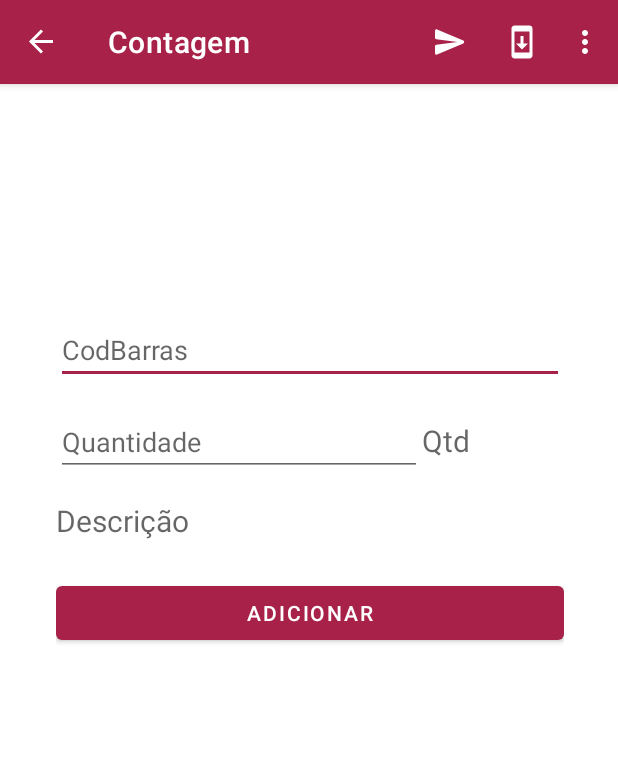
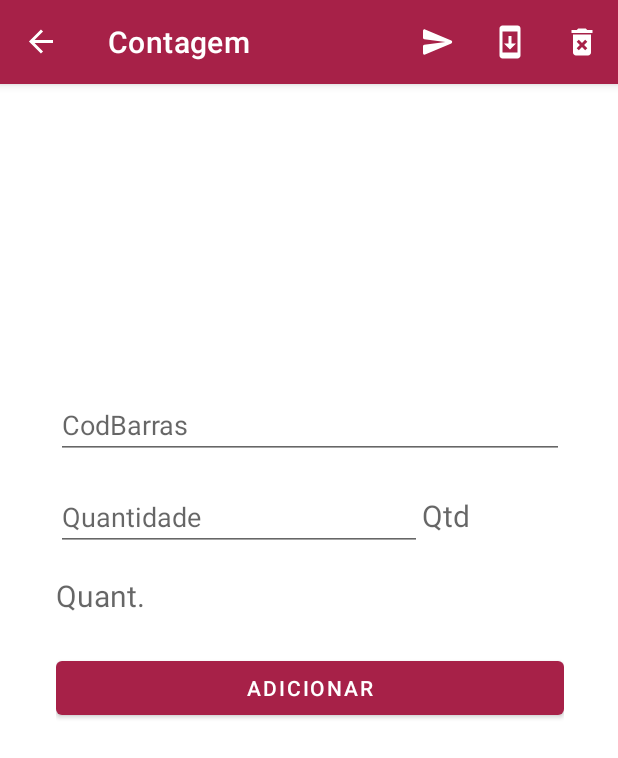
Before and after one commit to Slizel/FaridColetor, an Android app: the AddFragment screen opened through its navigation route, on a phone screen of 412 x 824 dp. Shown: the top 758 px of the screen. Run offline under Robolectric (Android 15) with nearby library versions, the phone set to English and light mode, and no system bars; our stand-ins replace Room's generated code, navigation-ui.

Commit message:
Correção do menu Adição de dependencias no gradle Correção do add layout

```diff
--- a/app/src/main/AndroidManifest.xml
+++ b/app/src/main/AndroidManifest.xml
@@ -16,11 +16,17 @@
         android:theme="@style/AppTheme">
         <activity
             android:name=".MainActivity"
+            android:windowSoftInputMode="stateHidden|adjustPan|adjustResize"
+            android:isScrollContainer="false"
             android:screenOrientation="portrait">
             <intent-filter>
                 <action android:name="android.intent.action.MAIN" />
                 <category android:name="android.intent.category.LAUNCHER" />
             </intent-filter>
+        </activity>
+        <activity
+            android:name="faridnet.com.faridcoletor.PasswordActivity"
+            android:screenOrientation="portrait">
         </activity>
 
         <provider
--- a/app/src/main/java/faridnet/com/faridcoletor/Fragments/Add/AddFragment.kt
+++ b/app/src/main/java/faridnet/com/faridcoletor/Fragments/Add/AddFragment.kt
@@ -11,8 +11,10 @@ import android.text.Editable
 import android.text.TextUtils
 import android.text.TextWatcher
 import android.view.*
+import android.view.inputmethod.EditorInfo
 import android.widget.Toast
 import androidx.appcompat.app.AlertDialog
+import androidx.appcompat.widget.AppCompatEditText
 import androidx.fragment.app.Fragment
 import androidx.fragment.app.viewModels
 import androidx.lifecycle.ViewModelProvider
@@ -22,7 +24,7 @@ import faridnet.com.faridcoletor.R
 import faridnet.com.faridcoletor.Viewmodel.AppViewModel
 import kotlinx.android.synthetic.main.fragment_add.*
 import kotlinx.android.synthetic.main.fragment_add.view.*
-import kotlinx.coroutines.launch
+import kotlinx.coroutines.*
 import java.text.SimpleDateFormat
 import java.util.*
 
@@ -36,6 +38,7 @@ class AddFragment : Fragment() {
     private var soundPool: SoundPool? = null
     private var sound1 = 0
     private var sound2 = 0
+    private var sound3 = 0
 
     private val model: AppViewModel by viewModels()
 
@@ -49,22 +52,25 @@ class AddFragment : Fragment() {
         cAppViewModel = ViewModelProvider(this).get(AppViewModel::class.java)
         mAppViewModel = ViewModelProvider(this).get(AppViewModel::class.java)
 
+        activity?.window?.setSoftInputMode(WindowManager.LayoutParams.SOFT_INPUT_ADJUST_RESIZE)
+
+
         soundPool = if (Build.VERSION.SDK_INT >= Build.VERSION_CODES.LOLLIPOP) {
             val audioAttributes = AudioAttributes.Builder()
                 .setUsage(AudioAttributes.USAGE_ASSISTANCE_SONIFICATION)
                 .setContentType(AudioAttributes.CONTENT_TYPE_SONIFICATION)
                 .build()
             SoundPool.Builder()
-                .setMaxStreams(2)
+                .setMaxStreams(3)
                 .setAudioAttributes(audioAttributes)
                 .build()
         } else {
-            SoundPool(2, AudioManager.STREAM_MUSIC, 0)
+            SoundPool(3, AudioManager.STREAM_MUSIC, 0)
         }
 
         sound1 = soundPool!!.load(requireContext(), R.raw.beep, 1)
         sound2 = soundPool!!.load(requireContext(), R.raw.triplebeep, 1)
-
+        sound3 = soundPool!!.load(requireContext(), R.raw.successful, 1)
 
         // Inflate the layout for this fragment
         val view = inflater.inflate(R.layout.fragment_add, container, false)
@@ -72,10 +78,15 @@ class AddFragment : Fragment() {
         val viewTextDescricao = view.ViewTextDescricao
 
         val txtEdit = view.editTextTextCodBarras
-        txtEdit.requestFocus()
+        //txtEdit.requestFocus()
         val txtEdit2 = view.editTextQuantidade
 
+
+
         txtEdit.addTextChangedListener(object : TextWatcher {
+
+            var handler: Handler = Handler(Looper.getMainLooper() /*UI thread*/)
+            var workRunnable: Runnable? = null
 
             override fun beforeTextChanged(p0: CharSequence?, p1: Int, p2: Int, p3: Int) {}
 
@@ -89,7 +100,7 @@ class AddFragment : Fragment() {
                         val produto = pAppViewModel.loadProdutobyCodBarra(codBarras)
 
                         if (produto != null) {
-                            playBeep()
+
                             view.editTextQuantidade.setTextIsSelectable(true)
                             viewTextDescricao.text =
                                 produto.produtoId.toString() + " - " + produto.descricao
@@ -98,14 +109,22 @@ class AddFragment : Fragment() {
                             viewTextDescricao.text = ""
                         }
                     }
-
                 }
             }
+
 
             override fun afterTextChanged(p0: Editable?) {
                 //Apaga o o TextView descrição qunado o valor do codBarras é inválido
                 viewTextDescricao.text = ""
                 lifecycleScope.launch {
+
+
+                    handler.removeCallbacks(workRunnable)
+                    workRunnable = Runnable {
+
+                        txtEdit.requestFocus()
+                    }
+                    handler.postDelayed(workRunnable, 1200)
 
                     val prodId = editTextTextCodBarras.text.toString()
                     val contagens = cAppViewModel.loadContagens(prodId)
@@ -149,6 +168,8 @@ class AddFragment : Fragment() {
 
                                             //update DB
                                             mAppViewModel.updateContagens(updateContagem)
+                                            successfulBeep()
+                                            userVisibleHint = true
 
                                         }
 
@@ -158,7 +179,6 @@ class AddFragment : Fragment() {
                                             Toast.LENGTH_LONG
                                         ).show()
                                     }
-
 
                                     return true
                                 }
@@ -173,17 +193,24 @@ class AddFragment : Fragment() {
                         txtEdit.requestFocus()
                     }
                 }
-
             }
         })
+
+
+
+
 
         view.add_btn.setOnClickListener {
             if (editTextTextCodBarras != null || editTextQuantidade != null) {
                 insertDataToDatabase()
+                playBeep()
                 txtEdit2.setText("")
+                txtEdit.setText("")
                 txtEdit.requestFocus()
             }
         }
+
+        setHasOptionsMenu(true)
 
         return view
     }
@@ -194,6 +221,10 @@ class AddFragment : Fragment() {
 
     fun playTripleBeep() {
         soundPool!!.play(sound2, 1f, 1f, 0, 0, 1f)
+    }
+
+    fun successfulBeep() {
+        soundPool!!.play(sound3, 1f, 1f, 0, 0, 1f)
     }
 
     // Database
@@ -212,7 +243,6 @@ class AddFragment : Fragment() {
                 val sdf = SimpleDateFormat("dd/M/yyyy hh:mm:ss")
                 val currentDate = sdf.format(Date())
 
-
                 //Create Product Object
                 val contagem =
                     Contagens(Integer.parseInt(prodId), qtde.toDouble(), currentDate.toString())
@@ -224,6 +254,7 @@ class AddFragment : Fragment() {
                 //findNavController().navigate(R.id.action_addFragment_to_listFragment)
 
             } else {
+
                 editTextTextCodBarras.error =
                     "Código não existe no arquivo"
 
@@ -263,6 +294,7 @@ class AddFragment : Fragment() {
     }
 
     override fun onCreateOptionsMenu(menu: Menu, inflater: MenuInflater) {
+        menu.clear();
         inflater.inflate(R.menu.main_menu, menu)
     }
 
@@ -272,4 +304,20 @@ class AddFragment : Fragment() {
         }
         return super.onOptionsItemSelected(item)
     }
+
+    override fun setUserVisibleHint(isVisibleToUser: Boolean) {
+        super.setUserVisibleHint(isVisibleToUser)
+        editTextQuantidade.setText("")
+        editTextTextCodBarras.setText("")
+        if (isVisibleToUser) {
+            if (getFragmentManager() != null) {
+                getFragmentManager()
+                    ?.beginTransaction()
+                    ?.detach(this)
+                    ?.attach(this)
+                    ?.commit();
+            }
+        }
+    }
+
 }
--- a/app/src/main/java/faridnet/com/faridcoletor/MainActivity.kt
+++ b/app/src/main/java/faridnet/com/faridcoletor/MainActivity.kt
@@ -10,6 +10,7 @@ import android.os.Bundle
 import android.os.Handler
 import android.view.Menu
 import android.view.MenuItem
+import android.view.Window
 import android.widget.Toast
 import androidx.annotation.RequiresApi
 import androidx.appcompat.app.AlertDialog
@@ -45,6 +46,7 @@ class MainActivity : AppCompatActivity() {
 
         pAppViewModel = ViewModelProvider(this).get(AppViewModel::class.java)
 
+
         //request permission
         if (Build.VERSION.SDK_INT >= Build.VERSION_CODES.M && checkSelfPermission(Manifest.permission.READ_EXTERNAL_STORAGE)
             != PackageManager.PERMISSION_GRANTED
@@ -63,7 +65,6 @@ class MainActivity : AppCompatActivity() {
         return navController.navigateUp() || super.onSupportNavigateUp()
     }
 
-
     override fun onCreateOptionsMenu(menu: Menu?): Boolean {
         menuInflater.inflate(R.menu.main_menu, menu)
         return true
@@ -80,9 +81,6 @@ class MainActivity : AppCompatActivity() {
            // var dialog = ProgressDialog.progressDialog(this)
            // dialog.show()
             performFileSearch()
-
-
-
         }
 
         return super.onOptionsItemSelected(item)
@@ -208,7 +206,7 @@ class MainActivity : AppCompatActivity() {
         if (requestCode == PERMISSON_REQUEST_STORAGE) {
             Toast.makeText(this, "Permission granted!", Toast.LENGTH_LONG).show()
         } else {
-            Toast.makeText(this, "PErmission not granted", Toast.LENGTH_LONG).show()
+            Toast.makeText(this, "Permission not granted", Toast.LENGTH_LONG).show()
             finish()
         }
     }
--- /dev/null
+++ b/app/src/main/res/drawable/ic_baseline_delete_forever_24.xml
@@ -0,0 +1,10 @@
+<vector xmlns:android="http://schemas.android.com/apk/res/android"
+    android:width="24dp"
+    android:height="24dp"
+    android:viewportWidth="24"
+    android:viewportHeight="24"
+    android:tint="?attr/colorControlNormal">
+  <path
+      android:fillColor="@android:color/white"
+      android:pathData="M6,19c0,1.1 0.9,2 2,2h8c1.1,0 2,-0.9 2,-2L18,7L6,7v12zM8.46,11.88l1.41,-1.41L12,12.59l2.12,-2.12 1.41,1.41L13.41,14l2.12,2.12 -1.41,1.41L12,15.41l-2.12,2.12 -1.41,-1.41L10.59,14l-2.13,-2.12zM15.5,4l-1,-1h-5l-1,1L5,4v2h14L19,4z"/>
+</vector>
--- a/app/src/main/res/layout/fragment_add.xml
+++ b/app/src/main/res/layout/fragment_add.xml
@@ -11,14 +11,15 @@
         android:id="@+id/editTextTextCodBarras"
         android:layout_width="match_parent"
         android:layout_height="wrap_content"
-        android:layout_marginTop="100dp"
+        android:layout_marginTop="150dp"
         android:ems="10"
+        android:focusable="true"
         android:hint="CodBarras"
+        android:imeOptions="flagNoExtractUi"
         android:inputType="number"
-        android:focusable="true"
         android:maxLength="13"
-        android:imeOptions="flagNoExtractUi"
         android:nextFocusForward="@+id/editTextQuantidade"
+        app:layout_constraintBottom_toTopOf="@+id/linearlayoutAddFragment"
         app:layout_constraintEnd_toEndOf="parent"
         app:layout_constraintHorizontal_bias="0.5"
         app:layout_constraintStart_toStartOf="parent"
@@ -57,8 +58,6 @@
             android:hint="Qtd"
             android:inputType="textPersonName"
             android:textSize="20sp" />
-
-
     </LinearLayout>
 
 
@@ -69,7 +68,7 @@
         android:layout_height="wrap_content"
         android:layout_marginTop="16dp"
         android:ems="10"
-        android:hint="Descrição"
+        android:hint="Quant."
         android:inputType="textPersonName"
         android:textSize="20sp"
         app:layout_constraintEnd_toEndOf="parent"
--- a/app/src/main/res/menu/main_menu.xml
+++ b/app/src/main/res/menu/main_menu.xml
@@ -11,7 +11,6 @@
 
     </item>
 
-
     <item
         android:id="@+id/add_action2"
         android:title="Import"
@@ -22,21 +21,11 @@
     </item>
 
     <item
-        android:id="@+id/delete_action"
-        android:title="Delete"
-        android:icon="@drawable/ic_baseline_delete_24"
-        android:iconTint="@android:color/white"
-        app:showAsAction="never">
-
-    </item>
-
-    <item
         android:id="@+id/delete_all"
         android:title="Reset"
-        android:icon="@drawable/ic_baseline_clear_all_24"
+        android:icon="@drawable/ic_baseline_delete_forever_24"
         android:iconTint="@android:color/white"
-        app:showAsAction="never">
-
+        app:showAsAction="always">
     </item>
 
 </menu>
```
Also changed, not shown: app/build.gradle (+24 -2 lines), app/src/main/java/faridnet/com/faridcoletor/Fragments/Update/UpdateFragment.kt (+16 -10 lines), app/src/main/java/faridnet/com/faridcoletor/PasswordActivity.kt (added, +64 -0 lines), app/src/main/res/layout/activity_password.xml (added, +13 -0 lines), app/src/main/res/layout/fragment_update.xml (+14 -2 lines), app/src/main/res/layout/password_dialog.xml (added, +30 -0 lines), app/src/main/res/values/strings.xml (+8 -0 lines), 1 other file.
